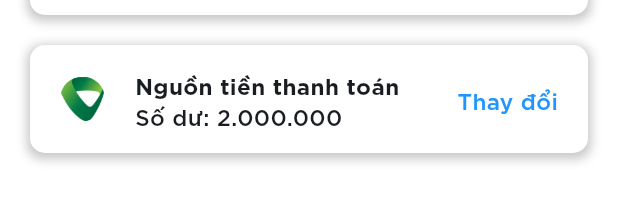
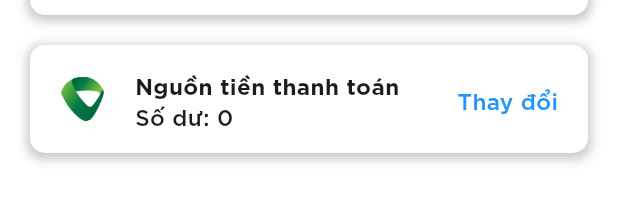
Before and after one commit to hiepchau/NFCEWallet, a Flutter app: the GenerateQRScreen widget shown alone on an empty page, opened directly, on a phone screen of 412 x 824 dp. Shown: the part 633-835 px from the top of the screen. Run offline on Flutter 3.47's test engine with Material 2 defaults, Android fonts, the phone set to English and light mode, and no system bars; drawn by our look-alikes of barcode_widget, flutter_countdown_timer; our stand-ins replace animated_bottom_navigation_bar, bloc, dio, equatable, event_bus, expandable_page_view and 18 more; missing offline and left inert: barcode_scan2, nfc_host_card_emulation, nfc_manager; accounts and stored records are empty; generated files the repository leaves out were written again.

Commit message:
Update qr_generate.dart

```diff
--- a/lib/ui/screen/qr/qr_generate.dart
+++ b/lib/ui/screen/qr/qr_generate.dart
@@ -3,6 +3,7 @@ import 'package:flutter/material.dart';
 import 'package:barcode_widget/barcode_widget.dart';
 import 'package:flutter_countdown_timer/flutter_countdown_timer.dart';
 import 'package:nfc_e_wallet/main.dart';
+import 'package:intl/intl.dart';
 
 import '../../style/color.dart';
 import '../../style/constants.dart';
@@ -152,7 +153,7 @@ class _GenerateQRPageState extends State<GenerateQRScreen> {
                                           ? 13
                                           : 15),
                                 ),
-                                Text("Số dư: 2.000.000",
+                                Text("Số dư: ${formatCurrency(defaultWallet.balance.toString())}",
                                     style: TextStyle(
                                         fontWeight: FontWeight.normal,
                                         fontSize: MediaQuery.of(context)
@@ -180,4 +181,9 @@ class _GenerateQRPageState extends State<GenerateQRScreen> {
       ],
     );
   }
+    String formatCurrency(String amount) {
+    if (amount.isEmpty) return "";
+    final currencyFormat = NumberFormat("#,##0.##");
+    return currencyFormat.format(int.parse(amount));
+  }
 }
```
